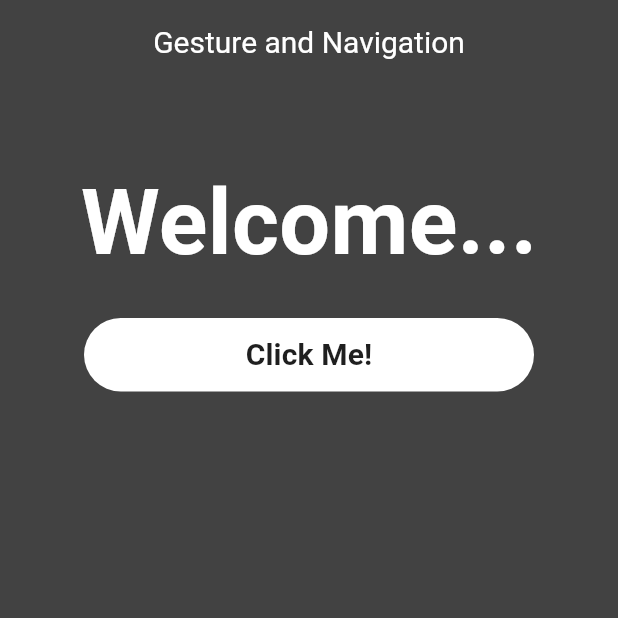
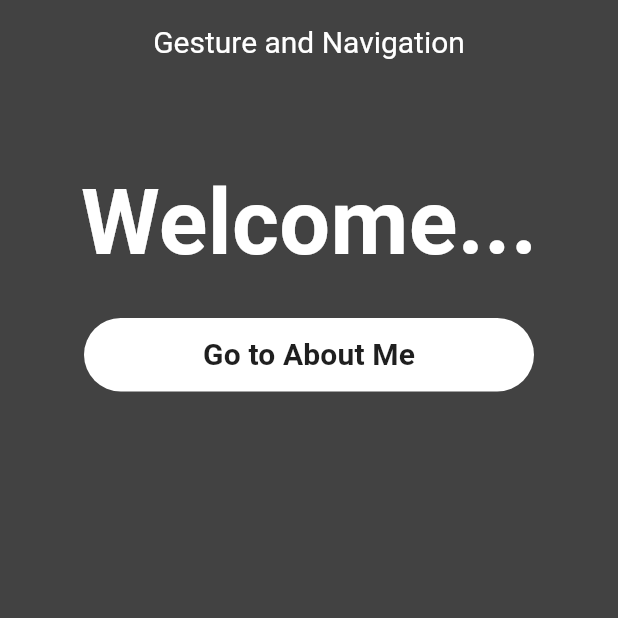
Before and after one commit to Syntax404-coder/unit_7_assignment_taganahan, a Flutter app: the screen it shows after launch, on a phone screen of 412 x 824 dp, the top half of it. Run offline on Flutter 3.47's test engine with Material 3 defaults, Android fonts, the phone set to English and light mode, and no system bars.

Commit message:
Update home_screen.dart
we have to comply with the instruction :[

```diff
--- a/lib/screens/home_screen.dart
+++ b/lib/screens/home_screen.dart
@@ -40,7 +40,7 @@ class HomScreen extends StatelessWidget {
                 },
                 child: Container(
                   padding: EdgeInsets.symmetric(horizontal: 5, vertical: 2),
-                  child: Text('Click Me!',
+                  child: Text('Go to About Me',
                     style: TextStyle(
                         color: Color.fromRGBO(31, 31, 31, 1), fontSize: 20, fontWeight: FontWeight.w700)
                   )
```
